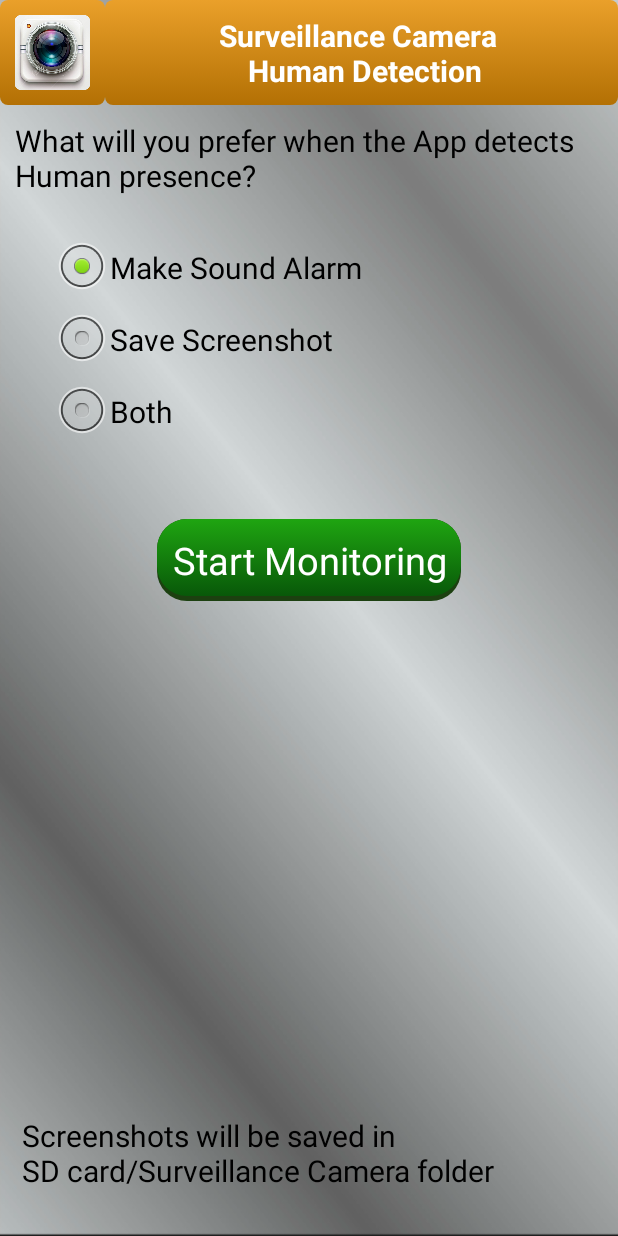
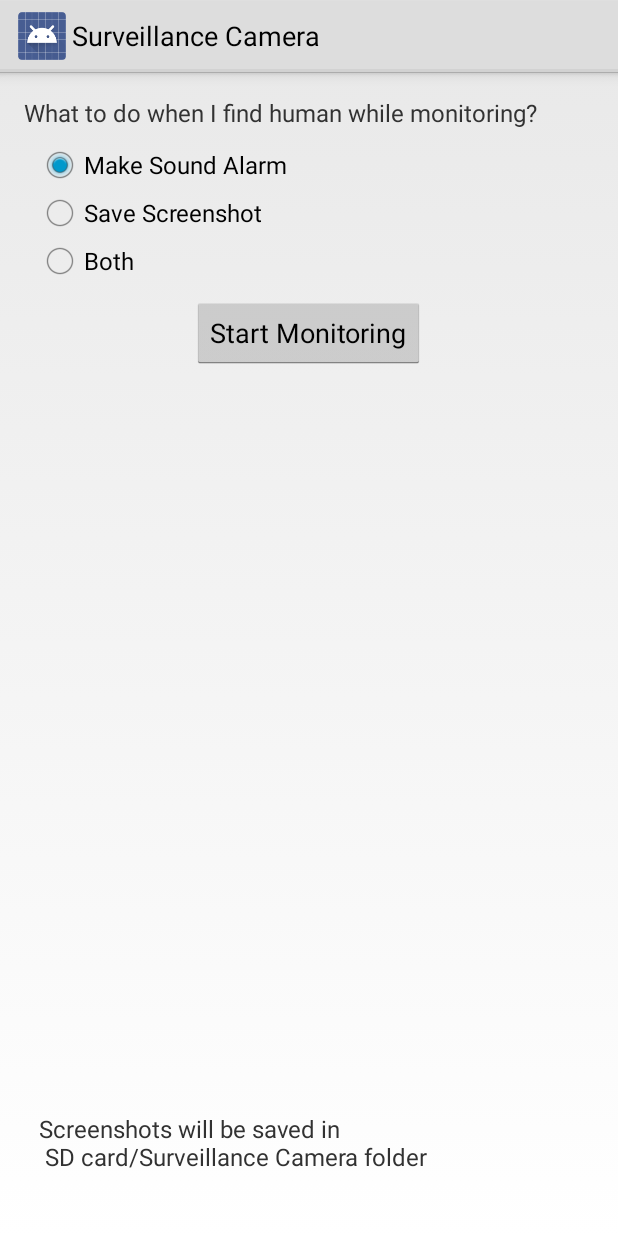
Before and after one commit to vijayakumar52/Surveillance-Camera-Android, an Android app: the layout front_page.xml on its own in the app's theme, with its tools: preview values and no code run, on a phone screen of 412 x 824 dp. Run offline under Robolectric (Android 15) with nearby library versions, the phone set to English and light mode, and no system bars.

Commit message:
App theme update

```diff
--- a/app/build.gradle
+++ b/app/build.gradle
@@ -29,6 +29,7 @@ android {
 }
 
 dependencies {
+    compile 'com.android.support:support-v4:26.1.0'
     compile 'ch.zhaw:opencv:3.2.0'
     compile 'com.greysonparrelli.permiso:permiso:0.3.0'
 }
--- a/app/src/main/AndroidManifest.xml
+++ b/app/src/main/AndroidManifest.xml
@@ -10,7 +10,7 @@
     <application
         android:label="@string/app_name"
         android:icon="@drawable/icon"
-        android:theme="@android:style/Theme.NoTitleBar.Fullscreen" >
+        android:theme="@style/AppTheme" >
 
         <activity android:name="org.opencv.samples.facedetect.FdActivity"
                   android:label="@string/app_name"
@@ -34,14 +34,6 @@
 
     </application>
 
-    <supports-screens android:resizeable="true"
-                      android:smallScreens="true"
-                      android:normalScreens="true"
-                      android:largeScreens="true"
-                      android:anyDensity="true" />
-
-    <uses-sdk android:minSdkVersion="8" />
-
     <uses-permission android:name="android.permission.CAMERA"/>
 
     <uses-feature android:name="android.hardware.camera" android:required="false"/>
--- a/app/src/main/java/org/opencv/samples/facedetect/Front_Page.java
+++ b/app/src/main/java/org/opencv/samples/facedetect/Front_Page.java
@@ -19,7 +19,7 @@ public class Front_Page extends Activity implements OnCheckedChangeListener {
     RadioGroup rg;
     String name;
     Button btn1;
-    TextView t1, t2, t3;
+    TextView t1, t3;
     RadioButton rb1, rb2, rb3;
 
     @Override
@@ -35,21 +35,14 @@ public class Front_Page extends Activity implements OnCheckedChangeListener {
                     setContentView(R.layout.front_page);
                     Typeface tf = Typeface.createFromAsset(Front_Page.this.getAssets(), "title.TTF");
                     t1 = (TextView) findViewById(R.id.textView1);
-                    t2 = (TextView) findViewById(R.id.textView2);
                     t3 = (TextView) findViewById(R.id.textView3);
 
-                    t1.setTypeface(tf);
-                    t2.setTypeface(tf);
-                    t3.setTypeface(tf);
 
                     rg = (RadioGroup) findViewById(R.id.radioGroup1);
                     rb1 = (RadioButton) findViewById(R.id.radio0);
                     rb2 = (RadioButton) findViewById(R.id.radio1);
                     rb3 = (RadioButton) findViewById(R.id.radio2);
 
-                    rb1.setTypeface(tf);
-                    rb2.setTypeface(tf);
-                    rb3.setTypeface(tf);
                     rg.setOnCheckedChangeListener(Front_Page.this);
                     btn1 = (Button) findViewById(R.id.button1);
                     btn1.setTypeface(tf);
--- a/app/src/main/res/drawable/button.xml
+++ /dev/null
@@ -1,32 +0,0 @@
-<selector xmlns:android="http://schemas.android.com/apk/res/android">
-    <item android:state_pressed="true" >
-        <shape>
-            <solid
-                android:color="#AC7011" />
-
-            <corners
-                android:radius="5dp" />
-            <padding
-                android:left="10dp"
-                android:top="10dp"
-                android:right="10dp"
-                android:bottom="10dp" />
-        </shape>
-    </item>
-    <item>
-        <shape>
-            <gradient
-                android:startColor="#EAA02A"
-                android:endColor="#B37004"
-                android:angle="270" />
-
-            <corners
-                android:radius="5dp" />
-            <padding
-                android:left="10dp"
-                android:top="10dp"
-                android:right="10dp"
-                android:bottom="10dp" />
-        </shape>
-    </item>
-</selector>
--- a/app/src/main/res/drawable/button_selector.xml
+++ /dev/null
@@ -1,60 +0,0 @@
-<?xml version="1.0" encoding="utf-8"?>
-<selector xmlns:android="http://schemas.android.com/apk/res/android">
-     <item android:state_pressed="false">
-         <layer-list>
-             <!-- SHADOW -->
-             <item>
-                 <shape>
-                     <solid android:color="#1C4010"/>
-                     <corners android:radius="20dp"/>
-                 </shape>
-             </item>
-             <!-- BUTTON -->
-             <item android:bottom="5px">
-                 <shape>
-                     <padding android:bottom="5dp"/>
-                     <gradient
-                         android:startColor="#1FA511"
-                         android:endColor="#085809"
-                         android:angle="270" />
-                     <corners
-                         android:radius="20dp"/>
-                     <padding
-                         android:left="10dp"
-                         android:top="10dp"
-                         android:right="10dp"
-                         android:bottom="10dp"/>
-                 </shape>
-             </item>
-         </layer-list>
-     </item>
-
-    <item android:state_pressed="true">
-        <layer-list>
-             <!-- SHADOW -->
-             <item>
-                 <shape>
-                     <solid android:color="#1C4010"/>
-                     <corners android:radius="20dp"/>
-                 </shape>
-             </item>
-             <!-- BUTTON -->
-             <item android:bottom="5px">
-                 <shape>
-                     <padding android:bottom="5dp"/>
-                     <gradient
-                         android:endColor="#085809"
-                         android:startColor="#1FA511"
-                         android:angle="270" />
-                     <corners
-                         android:radius="20dp"/>
-                     <padding
-                         android:left="10dp"
-                         android:top="10dp"
-                         android:right="10dp"
-                         android:bottom="10dp"/>
-                 </shape>
-             </item>
-         </layer-list>
-    </item>
-</selector>
--- a/app/src/main/res/layout/front_page.xml
+++ b/app/src/main/res/layout/front_page.xml
@@ -1,104 +1,66 @@
 <?xml version="1.0" encoding="utf-8"?>
 <RelativeLayout xmlns:android="http://schemas.android.com/apk/res/android"
-    xmlns:android1="http://schemas.android.com/apk/res/android"
     android:layout_width="match_parent"
     android:layout_height="match_parent"
-    android:background="@drawable/back2" >
-
+    android:padding="16dp">
 
     <TextView
         android:id="@+id/textView1"
         android:layout_width="wrap_content"
         android:layout_height="wrap_content"
-        android:layout_below="@+id/textView2"
-        android:layout_marginLeft="10dp"
-        android:layout_marginTop="10dp"
-        android:text="What will you prefer when the App detects Human presence?"
-        android:textColor="#000000"
-        android:textSize="20dp" />
+        android:text="@string/ui_what_action_would_you_like"
+        android:textSize="16sp" />
 
     <RadioGroup
-        android1:id="@+id/radioGroup1"
-        android1:layout_width="wrap_content"
-        android1:layout_height="wrap_content"
-        android1:layout_below="@+id/textView1"
-        android1:layout_marginLeft="35dp"
-        android1:layout_marginTop="24dp" >
+        android:id="@+id/radioGroup1"
+        android:layout_width="wrap_content"
+        android:layout_height="wrap_content"
+        android:layout_below="@+id/textView1"
+        android:padding="8dp">
 
         <RadioButton
-            android1:id="@+id/radio0"
-            android1:layout_width="wrap_content"
-            android1:layout_height="wrap_content"
-            android1:checked="true"
-            android1:text="Make Sound Alarm"
-            android1:textColor="#000000"
-            android1:textSize="20dp"/>
+            android:id="@+id/radio0"
+            android:layout_width="wrap_content"
+            android:layout_height="wrap_content"
+            android:checked="true"
+            android:text="@string/ui_sound_alarm"
+            android:textSize="16sp" />
 
         <RadioButton
-            android1:id="@+id/radio1"
-            android1:layout_width="wrap_content"
-            android1:layout_height="wrap_content"
-            android1:text="Save Screenshot"
-            android1:textColor="#000000"
-             android1:textSize="20dp"/>
+            android:id="@+id/radio1"
+            android:layout_width="wrap_content"
+            android:layout_height="wrap_content"
+            android:text="@string/ui_save_screenshot"
+            android:textSize="16sp" />
 
         <RadioButton
-            android1:id="@+id/radio2"
-             android1:textSize="20dp"
-            android1:layout_width="wrap_content"
-            android1:layout_height="wrap_content"
-            android1:text="Both"
-            android1:textColor="#000000" />
+            android:id="@+id/radio2"
+            android:layout_width="wrap_content"
+            android:layout_height="wrap_content"
+            android:text="@string/ui_both"
+            android:textSize="16sp" />
     </RadioGroup>
 
     <Button
-        android1:id="@+id/button1"
-        android1:layout_width="wrap_content"
-        android1:layout_height="wrap_content"
-        android1:layout_below="@+id/radioGroup1"
-        android1:layout_centerHorizontal="true"
-        android1:layout_marginTop="47dp"
-        android1:gravity="center"
-        android1:text="Start Monitoring"
-        android1:textSize="25dp"
-        android1:textColor="#FFFFFF"
-        android1:background="@drawable/button_selector" />
+        android:id="@+id/button1"
+        android:layout_width="wrap_content"
+        android:layout_height="wrap_content"
+        android:layout_below="@+id/radioGroup1"
+        android:layout_centerHorizontal="true"
+        android:gravity="center"
+        android:text="@string/ui_start_monitoring"
+        android:textSize="18sp" />
 
-    <ImageView
-        android1:id="@+id/imageView1"
-        android1:layout_width="70dp"
-        android1:layout_height="70dp"
-        android1:layout_alignParentLeft="true"
-        android1:layout_alignParentTop="true"
-        android1:src="@drawable/icon"
-        android1:scaleType="fitXY"
-        android1:background="@drawable/button"
-/>
 
     <TextView
-        android1:id="@+id/textView3"
-        android1:layout_width="wrap_content"
-        android1:layout_height="wrap_content"
-        android1:layout_alignParentBottom="true"
-        android1:layout_alignParentLeft="true"
-        android1:layout_marginBottom="20dp"
-        android1:textSize="20dp"
-        android1:textColor="#000000"
-        android1:padding="10dp"
-        android1:text=" Screenshots will be saved in \n SD card/Surveillance Camera folder" />
-
-    <TextView
-        android1:id="@+id/textView2"
-        android1:layout_width="fill_parent"
-        android1:layout_height="70dp"
-        android1:layout_alignParentTop="true"
-        android1:layout_toRightOf="@+id/imageView1"
-        android1:background="@drawable/button"
-        android1:gravity="center"
-        android1:padding="10dp"
-        android1:text="Surveillance Camera \n Human Detection"
-        android1:textColor="#FFFFFF"
-        android1:textSize="20dp"
-        android1:textStyle="bold" />
+        android:id="@+id/textView3"
+        android:layout_width="wrap_content"
+        android:layout_height="wrap_content"
+        android:layout_alignParentBottom="true"
+        android:layout_alignParentLeft="true"
+        android:layout_marginBottom="16sp"
+        android:padding="10dp"
+        android:text="@string/ui_screenshot_folder"
+        android:textSize="16sp" />
 
 </RelativeLayout>
--- a/app/src/main/res/values/strings.xml
+++ b/app/src/main/res/values/strings.xml
@@ -1,4 +1,10 @@
 <?xml version="1.0" encoding="utf-8"?>
 <resources>
     <string name="app_name">Surveillance Camera</string>
+    <string name="ui_what_action_would_you_like">What to do when I find human while monitoring?</string>
+    <string name="ui_sound_alarm">Make Sound Alarm</string>
+    <string name="ui_save_screenshot">Save Screenshot</string>
+    <string name="ui_both">Both</string>
+    <string name="ui_start_monitoring">Start Monitoring</string>
+    <string name="ui_screenshot_folder">Screenshots will be saved in \n SD card/Surveillance Camera folder</string>
 </resources>
--- /dev/null
+++ b/app/src/main/res/values/styles.xml
@@ -0,0 +1,6 @@
+<resources xmlns:android="http://schemas.android.com/apk/res/android">
+
+    <style name="AppTheme" parent="android:Theme.Holo.Light" />
+
+
+</resources>
--- a/build.gradle
+++ b/build.gradle
@@ -2,6 +2,7 @@
 buildscript {
     repositories {
         jcenter()
+        google()
     }
     dependencies {
         classpath 'com.android.tools.build:gradle:3.0.1'
@@ -11,5 +12,6 @@ buildscript {
 allprojects {
     repositories {
         jcenter()
+        google()
     }
 }
```
Also changed, not shown: app/src/main/res/drawable/back2.png (deleted).
